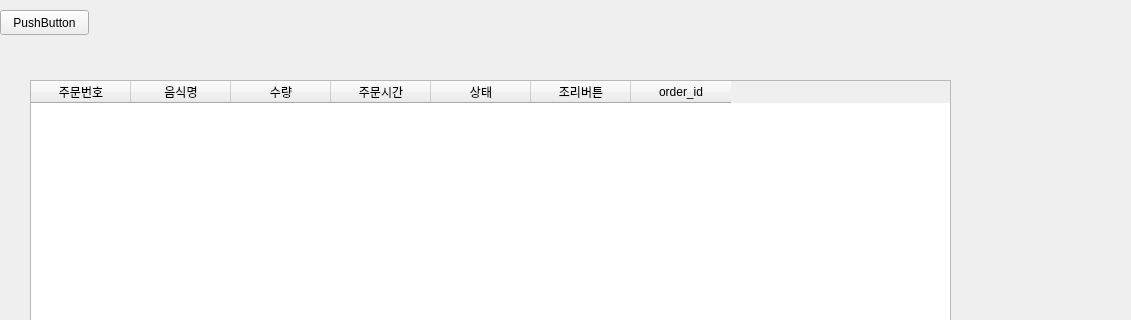
Before: the Qt Designer form src/servee_gui/vendor_gui/servee_vendor.ui in addinedu-ros-6th/ros-repo-2, drawn with Qt 5; both pictures show x 0 to 1131 and y 0 to 320 of the 1131 by 600 pixel window.
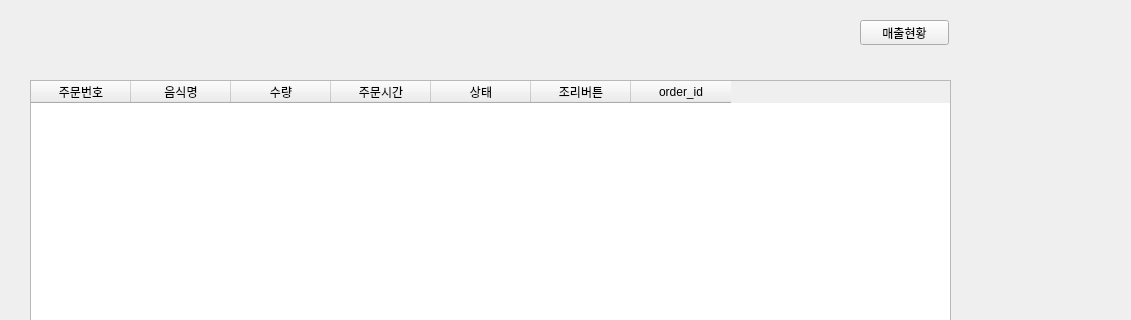
After: the same form once the commit is applied.

The edit to the form file:
```diff
--- a/src/servee_gui/vendor_gui/servee_vendor.ui
+++ b/src/servee_gui/vendor_gui/servee_vendor.ui
@@ -59,17 +59,30 @@
      </property>
     </column>
    </widget>
-   <widget class="QPushButton" name="pushButton">
+   <widget class="QLabel" name="day_label">
     <property name="geometry">
      <rect>
-      <x>0</x>
+      <x>30</x>
       <y>10</y>
+      <width>131</width>
+      <height>51</height>
+     </rect>
+    </property>
+    <property name="text">
+     <string/>
+    </property>
+   </widget>
+   <widget class="QPushButton" name="sales_pushButton">
+    <property name="geometry">
+     <rect>
+      <x>860</x>
+      <y>20</y>
       <width>89</width>
       <height>25</height>
      </rect>
     </property>
     <property name="text">
-     <string>PushButton</string>
+     <string>매출현황</string>
     </property>
    </widget>
   </widget>
```
